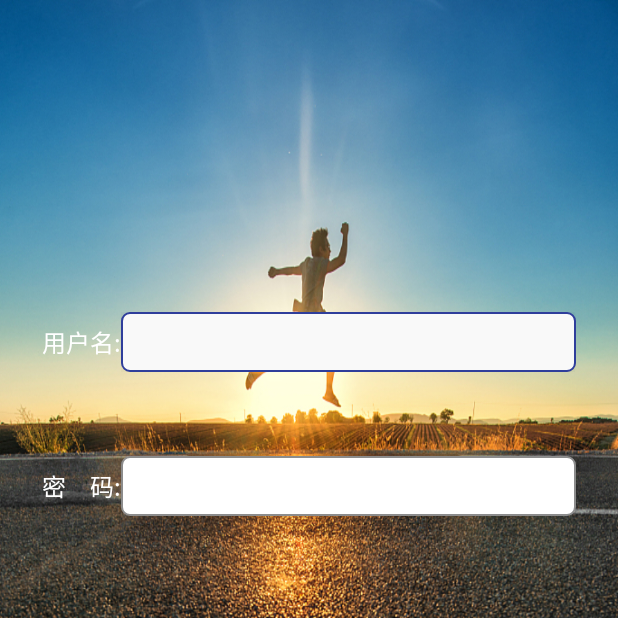
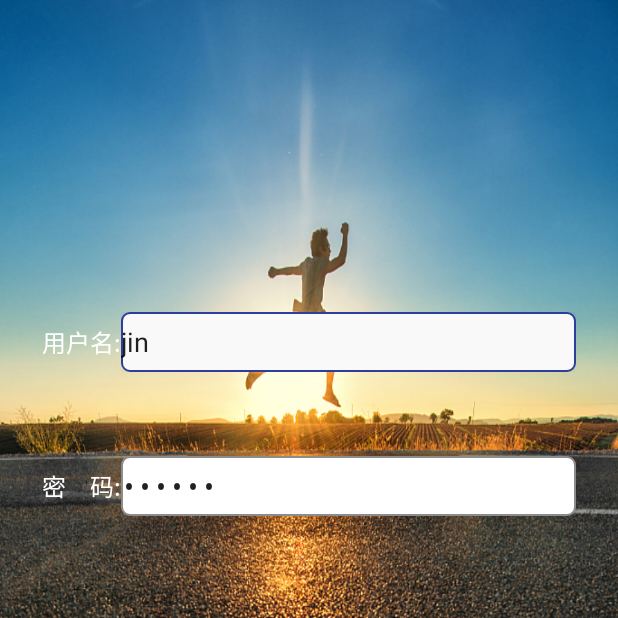
Before and after one commit to zjchaoking/MyMvpTest, an Android app: the LoginActivity screen opened directly, with no data from a screen before it, on a phone screen of 412 x 824 dp, the top half of it. Run offline under Robolectric (Android 15) with nearby library versions, the phone set to English and light mode, and no system bars; our stand-ins replace ButterKnife, RxJava; libraries missing offline, so code that uses them is left out: com.kaicom.api, de.greenrobot.dao; 2 statements that could not run were skipped.

```diff
--- a/app/src/main/java/com/kaicom/mymvptest/activity/LoginActivity.java
+++ b/app/src/main/java/com/kaicom/mymvptest/activity/LoginActivity.java
@@ -255,6 +255,13 @@ public class LoginActivity extends BaseActivity {
     }
 
     @Override
+    protected void onResume() {
+        super.onResume();
+        etUsername.setText("jin");
+        etPassword.setText("123456");
+    }
+
+    @Override
     public void onBackPressed() {
         super.onBackPressed();
         ApkUtil.exit();
--- a/app/src/main/java/com/kaicom/mymvptest/activity/MainsActivity.java
+++ b/app/src/main/java/com/kaicom/mymvptest/activity/MainsActivity.java
@@ -188,6 +188,12 @@ public class MainsActivity extends AppCompatActivity
     }
 
     @Override
+    protected void onResume() {
+        super.onResume();
+        DialogUtil.context = this;
+    }
+
+    @Override
     public void onRequestPermissionsResult(int requestCode, @NonNull String[] permissions, @NonNull int[] grantResults) {
         super.onRequestPermissionsResult(requestCode, permissions, grantResults);
         switch (requestCode) {
--- a/app/src/main/java/com/kaicom/mymvptest/base/BaseActivity.java
+++ b/app/src/main/java/com/kaicom/mymvptest/base/BaseActivity.java
@@ -33,7 +33,6 @@ public abstract class BaseActivity extends Activity {
         super.onCreate(savedInstanceState);
         setContentView(getViewId());
         ButterKnife.bind(this);
-        DialogUtil.context = this;
         //设置状态栏透明
 //        setStatusBarColor();
         setRequestedOrientation(ActivityInfo.SCREEN_ORIENTATION_PORTRAIT);
@@ -107,6 +106,7 @@ public abstract class BaseActivity extends Activity {
     @Override
     protected void onResume() {
         super.onResume();
+        DialogUtil.context = this;
     }
 
     @Override
```
